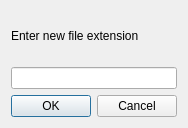
Above: FileNamer/fileextensiondialog.ui from bluejellybean/FileNamer before the change. Below: the same form after it.
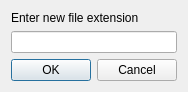
That is the form after the change.

Diff of the .ui file:
```diff
--- a/FileNamer/fileextensiondialog.ui
+++ b/FileNamer/fileextensiondialog.ui
@@ -7,7 +7,7 @@
     <x>0</x>
     <y>0</y>
     <width>174</width>
-    <height>128</height>
+    <height>86</height>
    </rect>
   </property>
   <property name="windowTitle">
```
